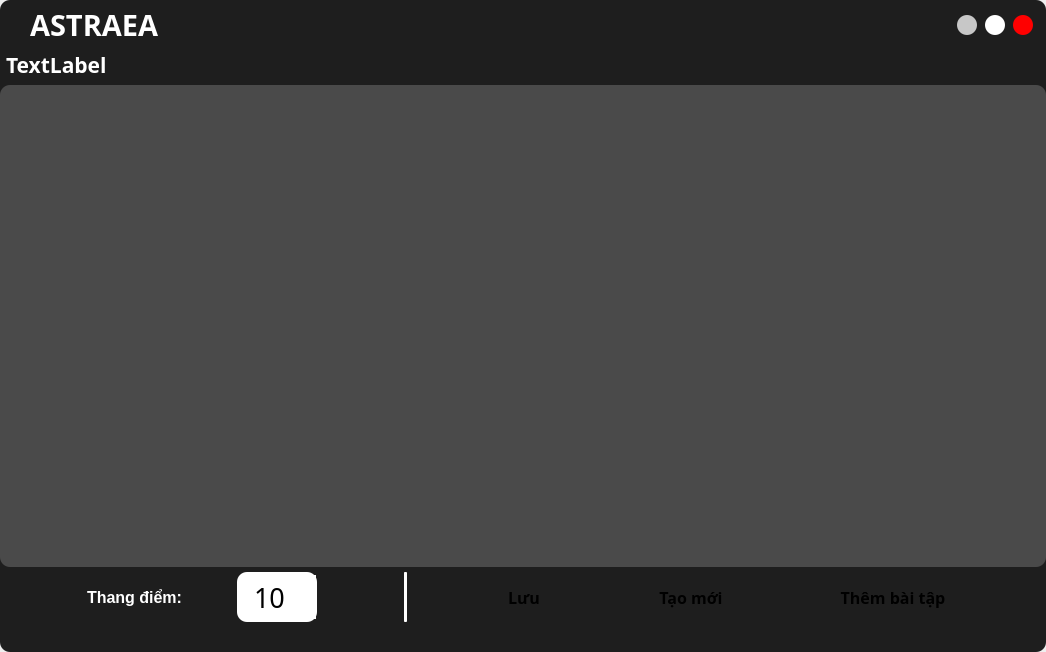
The window that UI_Files/edit_form.ui (hoangm960/Astraea) describes before a commit, drawn with Qt 5.
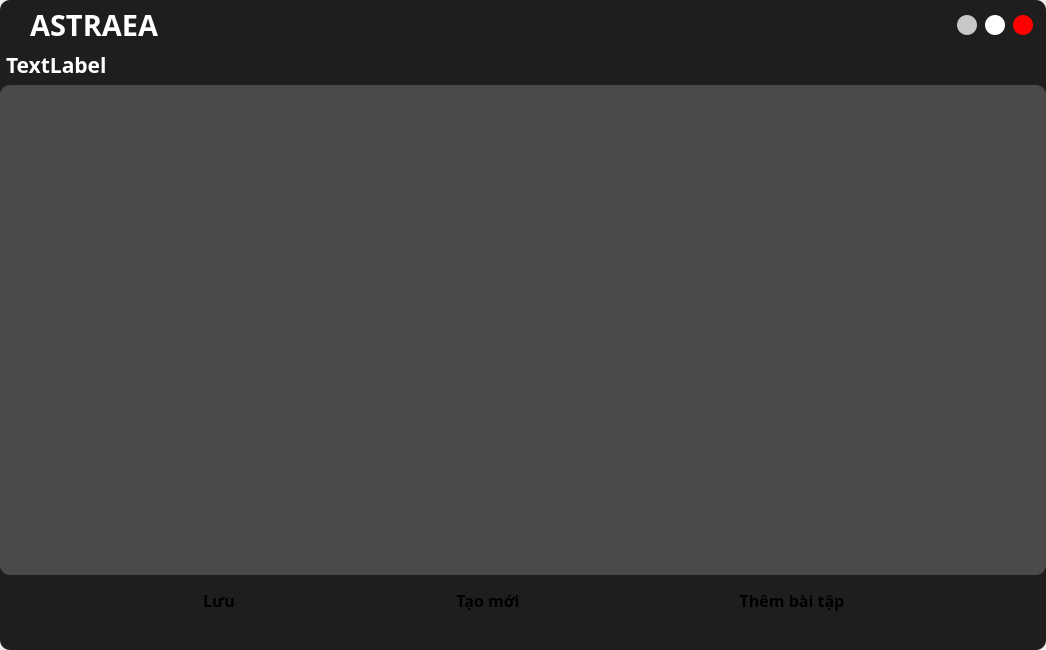
The same window after the commit. Icons and pictures are not drawn.

Diff of the .ui file:
```diff
--- a/UI_Files/edit_form.ui
+++ b/UI_Files/edit_form.ui
@@ -7,7 +7,7 @@
     <x>0</x>
     <y>0</y>
     <width>1046</width>
-    <height>652</height>
+    <height>650</height>
    </rect>
   </property>
   <property name="minimumSize">
@@ -1420,7 +1420,7 @@
                          <x>0</x>
                          <y>0</y>
                          <width>1046</width>
-                         <height>482</height>
+                         <height>490</height>
                         </rect>
                        </property>
                       </widget>
@@ -1462,170 +1462,6 @@
                     <property name="bottomMargin">
                      <number>0</number>
                     </property>
-                    <item>
-                     <widget class="QFrame" name="frame_9">
-                      <property name="maximumSize">
-                       <size>
-                        <width>250</width>
-                        <height>16777215</height>
-                       </size>
-                      </property>
-                      <property name="frameShape">
-                       <enum>QFrame::StyledPanel</enum>
-                      </property>
-                      <property name="frameShadow">
-                       <enum>QFrame::Raised</enum>
-                      </property>
-                      <layout class="QHBoxLayout" name="horizontalLayout_17">
-                       <property name="spacing">
-                        <number>40</number>
-                       </property>
-                       <property name="leftMargin">
-                        <number>0</number>
-                       </property>
-                       <property name="topMargin">
-                        <number>0</number>
-                       </property>
-                       <property name="rightMargin">
-                        <number>0</number>
-                       </property>
-                       <property name="bottomMargin">
-                        <number>0</number>
-                       </property>
-                       <item>
-                        <widget class="QLabel" name="level_mark">
-                         <property name="minimumSize">
-                          <size>
-                           <width>0</width>
-                           <height>0</height>
-                          </size>
-                         </property>
-                         <property name="maximumSize">
-                          <size>
-                           <width>100</width>
-                           <height>16777215</height>
-                          </size>
-                         </property>
-                         <property name="font">
-                          <font>
-                           <family>MS Shell Dlg 2</family>
-                           <pointsize>12</pointsize>
-                           <weight>75</weight>
-                           <bold>true</bold>
-                          </font>
-                         </property>
-                         <property name="styleSheet">
-                          <string notr="true">color: rgb(255,255,255);
-background: transparent;</string>
-                         </property>
-                         <property name="text">
-                          <string>Thang điểm:</string>
-                         </property>
-                        </widget>
-                       </item>
-                       <item>
-                        <widget class="QSpinBox" name="level_Entry">
-                         <property name="sizePolicy">
-                          <sizepolicy hsizetype="Expanding" vsizetype="Fixed">
-                           <horstretch>0</horstretch>
-                           <verstretch>0</verstretch>
-                          </sizepolicy>
-                         </property>
-                         <property name="minimumSize">
-                          <size>
-                           <width>80</width>
-                           <height>50</height>
-                          </size>
-                         </property>
-                         <property name="maximumSize">
-                          <size>
-                           <width>80</width>
-                           <height>50</height>
-                          </size>
-                         </property>
-                         <property name="font">
-                          <font>
-                           <family>iCiel Effra Regular</family>
-                           <pointsize>20</pointsize>
-                           <weight>50</weight>
-                           <bold>false</bold>
-                          </font>
-                         </property>
-                         <property name="styleSheet">
-                          <string notr="true">QSpinBox {
-	border-radius: 10px;
-	color: rgb(0, 0, 0);
-	background-color: rgb(255, 255, 255);
-}
-QSpinBox::up-button {
-	background-color: rgb(255, 255, 255);
-	border-radius: 10px;
-}
-
-QSpinBox::up-button:hover {
-	background-color: rgb(223, 223, 223);
-}
-
-QSpinBox::up-button:pressed {
-	background-color: rgb(207, 207, 207);
-}
-
-QSpinBox::down-button {
-	background-color: rgb(255, 255, 255);
-	border-radius: 10px;
-}
-
-QSpinBox::down-button:hover {
-	background-color: rgb(223, 223, 223);
-}
-
-QSpinBox::down-button:pressed {
-	background-color: rgb(207, 207, 207);
-}
-
-QSpinBox::up-arrow {
-	image: url(:/images/icons/plus.png);
-    width: 10px;
-    height: 20px;
-}
-
-QSpinBox::down-arrow {
-	image: url(:/images/icons/minus.png);
-    width: 10px;
-    height: 20px;
-}</string>
-                         </property>
-                         <property name="alignment">
-                          <set>Qt::AlignCenter</set>
-                         </property>
-                         <property name="suffix">
-                          <string/>
-                         </property>
-                         <property name="minimum">
-                          <number>10</number>
-                         </property>
-                         <property name="maximum">
-                          <number>100</number>
-                         </property>
-                         <property name="singleStep">
-                          <number>90</number>
-                         </property>
-                        </widget>
-                       </item>
-                      </layout>
-                     </widget>
-                    </item>
-                    <item>
-                     <widget class="Line" name="line">
-                      <property name="styleSheet">
-                       <string notr="true">border: 1px solid rgb(255,255,255);
-background-color: rgb(255,255,255);</string>
-                      </property>
-                      <property name="orientation">
-                       <enum>Qt::Vertical</enum>
-                      </property>
-                     </widget>
-                    </item>
                     <item>
                      <widget class="QPushButton" name="confirm_btn">
                       <property name="minimumSize">
```
Left out of the diff: 4 changed lines with no effect on the pictures.
